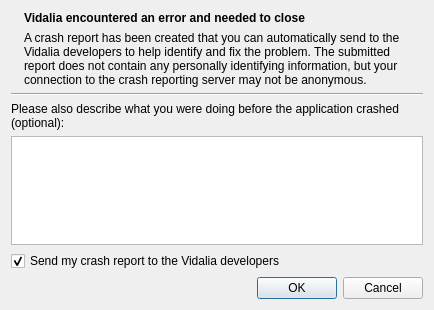
Qt form src/crashreporter/CrashReportDialog.ui (a-ilin/vidalia) before a commit.
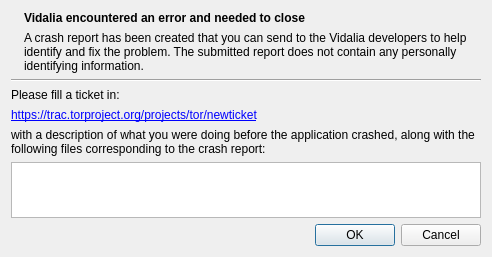
The same form after that commit. Icons and pictures are not drawn.

```diff
--- a/src/crashreporter/CrashReportDialog.ui
+++ b/src/crashreporter/CrashReportDialog.ui
@@ -6,8 +6,8 @@
    <rect>
     <x>0</x>
     <y>0</y>
-    <width>434</width>
-    <height>310</height>
+    <width>492</width>
+    <height>257</height>
    </rect>
   </property>
   <property name="windowTitle">
@@ -18,7 +18,7 @@
     <normaloff>:/images/32x32/tools-report-bug.png</normaloff>:/images/32x32/tools-report-bug.png</iconset>
   </property>
   <layout class="QGridLayout" name="gridLayout">
-   <item row="0" column="0" rowspan="2">
+   <item row="1" column="0" rowspan="2">
     <widget class="QLabel" name="lblHeaderImage">
      <property name="text">
       <string/>
@@ -28,50 +28,17 @@
      </property>
     </widget>
    </item>
-   <item row="0" column="1">
-    <widget class="QLabel" name="lblTitle">
-     <property name="font">
-      <font>
-       <pointsize>9</pointsize>
-       <weight>75</weight>
-       <bold>true</bold>
-      </font>
-     </property>
-     <property name="text">
-      <string>Vidalia encountered an error and needed to close</string>
-     </property>
-     <property name="alignment">
-      <set>Qt::AlignLeading|Qt::AlignLeft|Qt::AlignTop</set>
-     </property>
-     <property name="wordWrap">
-      <bool>true</bool>
-     </property>
-    </widget>
-   </item>
-   <item row="1" column="1">
-    <widget class="QLabel" name="lblHeader">
-     <property name="text">
-      <string>A crash report has been created that you can automatically send to the Vidalia developers to help identify and fix the problem. The submitted report does not contain any personally identifying information, but your connection to the crash reporting server may not be anonymous.</string>
-     </property>
-     <property name="alignment">
-      <set>Qt::AlignLeading|Qt::AlignLeft|Qt::AlignTop</set>
-     </property>
-     <property name="wordWrap">
-      <bool>true</bool>
-     </property>
-    </widget>
-   </item>
-   <item row="2" column="0" colspan="2">
+   <item row="5" column="0" colspan="2">
     <widget class="Line" name="line">
      <property name="orientation">
       <enum>Qt::Horizontal</enum>
      </property>
     </widget>
    </item>
-   <item row="3" column="0" colspan="2">
+   <item row="6" column="0" colspan="2">
     <widget class="QLabel" name="lblDetails">
      <property name="text">
-      <string>Please also describe what you were doing before the application crashed (optional):</string>
+      <string>Please fill a ticket in:</string>
      </property>
      <property name="alignment">
       <set>Qt::AlignBottom|Qt::AlignLeading|Qt::AlignLeft</set>
@@ -81,7 +48,17 @@
      </property>
     </widget>
    </item>
-   <item row="4" column="0" colspan="2">
+   <item row="7" column="0" colspan="2">
+    <widget class="QLabel" name="label">
+     <property name="text">
+      <string>&lt;a href=&quot;https://trac.torproject.org/projects/tor/newticket&quot;&gt;https://trac.torproject.org/projects/tor/newticket&lt;/a&gt;</string>
+     </property>
+     <property name="openExternalLinks">
+      <bool>true</bool>
+     </property>
+    </widget>
+   </item>
+   <item row="9" column="0" colspan="2">
     <widget class="QTextBrowser" name="textDetails">
      <property name="tabChangesFocus">
       <bool>true</bool>
@@ -94,17 +71,7 @@
      </property>
     </widget>
    </item>
-   <item row="5" column="0" colspan="2">
-    <widget class="QCheckBox" name="chkSubmitCrashReport">
-     <property name="text">
-      <string>Send my crash report to the Vidalia developers</string>
-     </property>
-     <property name="checked">
-      <bool>true</bool>
-     </property>
-    </widget>
-   </item>
-   <item row="6" column="1">
+   <item row="10" column="0" colspan="2">
     <widget class="QDialogButtonBox" name="buttonBox">
      <property name="orientation">
       <enum>Qt::Horizontal</enum>
@@ -114,6 +81,62 @@
      </property>
     </widget>
    </item>
+   <item row="1" column="1">
+    <widget class="QLabel" name="lblTitle">
+     <property name="font">
+      <font>
+       <pointsize>9</pointsize>
+       <weight>75</weight>
+       <bold>true</bold>
+      </font>
+     </property>
+     <property name="text">
+      <string>Vidalia encountered an error and needed to close</string>
+     </property>
+     <property name="alignment">
+      <set>Qt::AlignLeading|Qt::AlignLeft|Qt::AlignTop</set>
+     </property>
+     <property name="wordWrap">
+      <bool>true</bool>
+     </property>
+    </widget>
+   </item>
+   <item row="2" column="1">
+    <widget class="QLabel" name="lblHeader">
+     <property name="text">
+      <string>A crash report has been created that you can send to the Vidalia developers to help identify and fix the problem. The submitted report does not contain any personally identifying information.</string>
+     </property>
+     <property name="alignment">
+      <set>Qt::AlignLeading|Qt::AlignLeft|Qt::AlignTop</set>
+     </property>
+     <property name="wordWrap">
+      <bool>true</bool>
+     </property>
+    </widget>
+   </item>
+   <item row="0" column="1">
+    <spacer name="horizontalSpacer">
+     <property name="orientation">
+      <enum>Qt::Horizontal</enum>
+     </property>
+     <property name="sizeHint" stdset="0">
+      <size>
+       <width>40</width>
+       <height>0</height>
+      </size>
+     </property>
+    </spacer>
+   </item>
+   <item row="8" column="0" colspan="2">
+    <widget class="QLabel" name="lblDetails2">
+     <property name="text">
+      <string>with a description of what you were doing before the application crashed, along with the following files corresponding to the crash report:</string>
+     </property>
+     <property name="wordWrap">
+      <bool>true</bool>
+     </property>
+    </widget>
+   </item>
   </layout>
  </widget>
  <resources>
```
